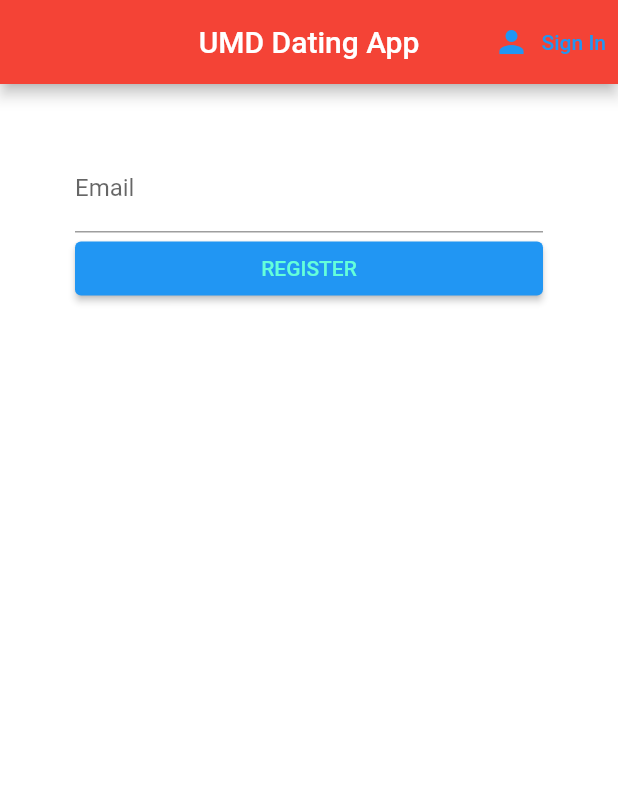
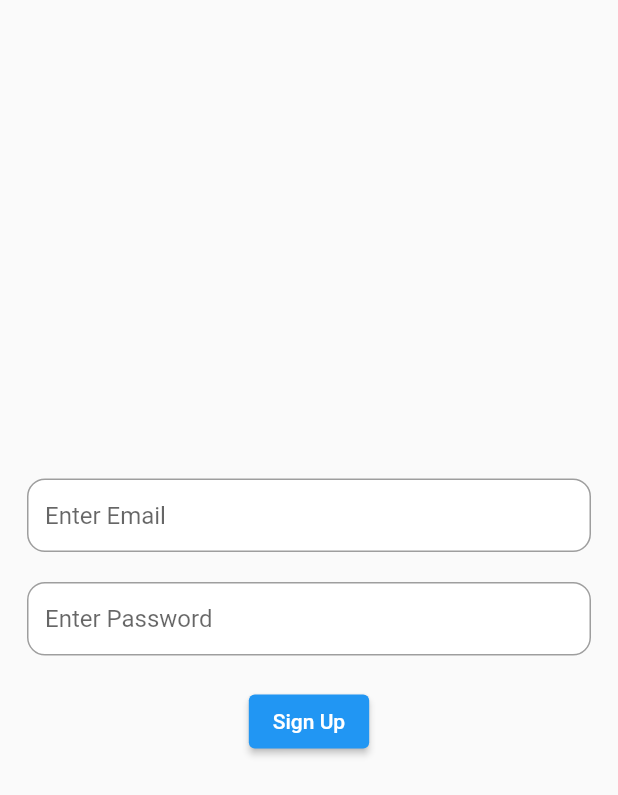
Before and after one commit to kxraan/UMDMatch, a Flutter app: the screen it shows after launch, after a tap on "Register", on a phone screen of 412 x 824 dp. Shown: the top 795 px of the screen. Run offline on Flutter 3.47's test engine with Material 2 defaults, Android fonts, the phone set to English and light mode, and no system bars; our stand-ins replace cloud_firestore, firebase_auth, firebase_core, image_picker; missing offline and left inert: email_auth; accounts and stored records are empty.

Commit message:
email verification

```diff
--- a/lib/Home/home.dart
+++ b/lib/Home/home.dart
@@ -2,7 +2,7 @@ import 'package:flutter/material.dart';
 
 
 import '../screens/swipe.dart';
-import '../services/auth.dart';
+import '../screens/authentication/auth.dart';
 
 class Home extends StatelessWidget {
  // const Home({Key? key}) : super(key: key);
--- a/lib/main.dart
+++ b/lib/main.dart
@@ -7,7 +7,7 @@ import 'package:provider/provider.dart';
 
 import 'Models/user.dart';
 import 'screens/wrapper.dart';
-import 'services/auth.dart';
+import 'screens/authentication/auth.dart';
 //void main() => runApp(const MyApp());
 void main() async{
 
--- /dev/null
+++ b/lib/screens/authentication/auth.dart
@@ -0,0 +1,82 @@
+import 'package:firebase_auth/firebase_auth.dart';
+import 'package:flutter/material.dart';
+
+import '../../Models/user.dart';
+
+
+class AuthService {
+  final FirebaseAuth _authen = FirebaseAuth.instance;
+  FbUser?  _userFromFirebaseUser(User? user) {
+    return user != null ? FbUser(name: user.uid) : null;
+  }
+  //auth change user stream
+  Stream<FbUser?> get user {
+    return _authen.authStateChanges().map(_userFromFirebaseUser!);//(User? customer) => _userFromFirebaseUser(user!)
+  }
+
+  //signing in with email and password
+  Future signIn(String email, String password) async {
+    try{
+      UserCredential result = await _authen.signInWithEmailAndPassword(email: email, password: password);
+      User? user = result.user;
+      return _userFromFirebaseUser(user);
+
+    }catch(e) {
+      print(e.toString());
+      return null;
+    }
+  }
+  //register with email and password
+  Future signUp(String email, String password, BuildContext context) async {
+    try{
+      UserCredential result = await _authen.createUserWithEmailAndPassword(email: email, password: password);
+      User? user = result.user;
+    //  DatabaseService({uid: user!.uid}).updateUserData("v", "4", "m", "f");
+      return _userFromFirebaseUser(user);
+
+    }on FirebaseAuthException catch (e) {
+      if (e.code == 'weak-password') {
+        ScaffoldMessenger.of(context).showSnackBar(const SnackBar(content: Text('The password provided is too weak.')));
+      } else if (e.code == 'email-already-in-use') {
+        ScaffoldMessenger.of(context).showSnackBar(const SnackBar(content: Text('The account already exists for that email.')));
+      }
+      return null;
+    }
+    catch(e) {
+      debugPrint(e.toString());
+      return null;
+    }
+  }
+/*  static Future<User?> sign_up(
+      {required String userEmail,
+        required String password,
+        required BuildContext context}) async {
+    try {
+      UserCredential userCredential = await FirebaseAuth.instance
+          .createUserWithEmailAndPassword(email: userEmail, password: password);
+      return userCredential.user;
+    } on FirebaseAuthException catch (e) {
+      if (e.code == 'weak-password') {
+        ScaffoldMessenger.of(context).showSnackBar(const SnackBar(content: Text('The password provided is too weak.')));
+      } else if (e.code == 'email-already-in-use') {
+        ScaffoldMessenger.of(context).showSnackBar(const SnackBar(content: Text('The account already exists for that email.')));
+      }
+      return null;
+    } catch (e) {
+      debugPrint(e.toString());
+      return null;
+    }
+  }*/
+
+  //sign out
+  Future signout() async {
+    try{
+      return await _authen.signOut();
+    }catch(e){
+      print(e.toString());
+      return null;
+    }
+  }
+
+
+}
--- a/lib/screens/authentication/register.dart
+++ b/lib/screens/authentication/register.dart
@@ -1,7 +1,8 @@
+import 'package:firebase_auth/firebase_auth.dart';
 import 'package:flutter/material.dart';
 import 'package:image_picker/image_picker.dart';
 
-import '../../services/auth.dart';
+import 'auth.dart';
 
 class Register extends StatefulWidget {
 
@@ -15,6 +16,7 @@ class Register extends StatefulWidget {
 }
 
 class _RegisterState extends State<Register> {
+  bool _isLoading = false;
   final picker = ImagePicker();
   PickedFile image = PickedFile("");
   Future getimage() async {
@@ -36,7 +38,7 @@ class _RegisterState extends State<Register> {
   String genderpref = '';
   String hobbies = '';
   String location = '';
-  @override
+ /* @override
   Widget build(BuildContext context) {
     return Scaffold(
         backgroundColor: Colors.white,
@@ -79,7 +81,7 @@ class _RegisterState extends State<Register> {
                     setState(() => email = val);
                   },
                 ),
-               /* SizedBox(height: 20),
+               *//* SizedBox(height: 20),
                 TextFormField(
                   decoration: InputDecoration(
                     labelText: "Password",
@@ -89,8 +91,8 @@ class _RegisterState extends State<Register> {
                   onChanged: (val) {
                     setState(() => password = val);
                   },
-                ),*/
-              /*  SizedBox(height: 20),
+                ),*//*
+              *//*  SizedBox(height: 20),
                 TextFormField(
                   decoration: InputDecoration(
                     labelText: "Name",
@@ -104,8 +106,8 @@ class _RegisterState extends State<Register> {
                   onChanged: (value) {
                     setState(() => name = value);
                   },
-                ),*/
-               /* SizedBox(height: 20),
+                ),*//*
+               *//* SizedBox(height: 20),
                 TextFormField(
                   decoration: InputDecoration(
                     labelText: "Age",
@@ -119,8 +121,8 @@ class _RegisterState extends State<Register> {
                   onChanged: (value) {
                     setState(() => age = value);
                   },
-                ),*/
-               /* SizedBox(height: 20),
+                ),*//*
+               *//* SizedBox(height: 20),
                 TextFormField(
                   decoration: InputDecoration(
                     labelText: "Sex",
@@ -135,8 +137,8 @@ class _RegisterState extends State<Register> {
                   onChanged: (value) {
                     setState(() => sex = value);
                   },
-                ),*/
-                /*TextFormField(
+                ),*//*
+                *//*TextFormField(
                   decoration: InputDecoration(
                     labelText: "Gender Preferences",
                   ),
@@ -150,8 +152,8 @@ class _RegisterState extends State<Register> {
                   onChanged: (value) {
                     setState(() => genderpref = value);
                   },
-                ),*/
-               /* TextFormField(
+                ),*//*
+               *//* TextFormField(
                   decoration: InputDecoration(
                     labelText: "Major",
                   ),
@@ -165,8 +167,8 @@ class _RegisterState extends State<Register> {
                   onChanged: (value) {
                     setState(() => major = value);
                   },
-                ),*/
-               /* SizedBox(height: 20),
+                ),*//*
+               *//* SizedBox(height: 20),
                 TextFormField(
                   decoration: InputDecoration(
                     labelText: "Hobbies and Interests",
@@ -181,8 +183,8 @@ class _RegisterState extends State<Register> {
                   onChanged: (value) {
                     setState(() => hobbies = value);
                   },
-                ),*/
-               /* TextFormField(
+                ),*//*
+               *//* TextFormField(
                   decoration: InputDecoration(
                     labelText: " Apartment/Residence Hall ",
                   ),
@@ -196,12 +198,12 @@ class _RegisterState extends State<Register> {
                   onChanged: (value) {
                     setState(() => location = value);
                   },
-                )*/
-             /*   SizedBox(height: 20),*/
+                )*//*
+             *//*   SizedBox(height: 20),*//*
                 ElevatedButton(
                     onPressed: () async {
                       if(formKey.currentState!.validate()) {
-                        dynamic result = await _auth.register(email, password);
+                        dynamic result = await _auth.sign_up(email, password);
                         if(result == null) {
                           setState(() => error = 'Please supply a valid email');
                         }
@@ -213,16 +215,16 @@ class _RegisterState extends State<Register> {
                     )
 
                 ),
-               /* SizedBox(height: 20),*/
-                /*Text(
+               *//* SizedBox(height: 20),*//*
+                *//*Text(
                   error,
                   style: TextStyle(color: Colors.red, fontSize: 14.0),
-                )*/
+                )*//*
 
               ],
             ),
           ),
-          /*ElevatedButton(
+          *//*ElevatedButton(
               onPressed: () {
               },
               child:ElevatedButton.icon(
@@ -236,21 +238,126 @@ class _RegisterState extends State<Register> {
                 // style: ElevatedButton.styleFrom(backgroundColor: Colors.teal),
               )
 
-          ),*/
+          ),*//*
 
-          /*ElevatedButton(
+          *//*ElevatedButton(
             onPressed: () {  },
             icon: Icon(
               Icons.
             )
 
-          )*/
+          )*//*
 
 
         )
     );
 
+  }*/
+
+  @override
+  Widget build(BuildContext context) {
+    return Scaffold(
+      body: Center(
+        child: Padding(
+          padding: const EdgeInsets.symmetric(horizontal: 18),
+          child: Column(
+            mainAxisSize: MainAxisSize.max,
+            mainAxisAlignment: MainAxisAlignment.center,
+            children: [
+              TextFormField(
+                //controller: _emailController,
+                validator: (val) {
+                  if(val!.isEmpty) {
+                    return "Enter an email address";
+                  }
+                  if(!val.endsWith("terpmail.umd.edu")) {
+                    return "Email address must be a terpmail email address.";
+                  }
+                  return null;
+
+                },
+                decoration: InputDecoration(
+                  border: OutlineInputBorder(
+                    borderRadius: BorderRadius.circular(12),
+                    borderSide:
+                    const BorderSide(color: Colors.grey, width: 1),
+                  ),
+                  enabledBorder: OutlineInputBorder(
+                    borderRadius: BorderRadius.circular(12),
+                    borderSide:
+                    const BorderSide(color: Colors.grey, width: 1),
+                  ),
+                  focusedBorder: OutlineInputBorder(
+                    borderRadius: BorderRadius.circular(12),
+                    borderSide:
+                    const BorderSide(color: Colors.grey, width: 1),
+                  ),
+                  filled: true,
+                  fillColor: Colors.white,
+                  hintText: 'Enter Email',
+                  // hintStyle: AppTextStyle.lightGreyText,
+                  isDense: true,
+                  contentPadding:
+                  const EdgeInsets.symmetric(horizontal: 12, vertical: 15),
+                ),
+                onChanged: (val) {
+                  setState(() => email = val);
+                },
+              ),
+              const SizedBox(height: 20,),
+              TextFormField(
+                //controller: _passwordController,
+                decoration: InputDecoration(
+                  border: OutlineInputBorder(
+                    borderRadius: BorderRadius.circular(12),
+                    borderSide:
+                    const BorderSide(color: Colors.grey, width: 1),
+                  ),
+                  enabledBorder: OutlineInputBorder(
+                    borderRadius: BorderRadius.circular(12),
+                    borderSide:
+                    const BorderSide(color: Colors.grey, width: 1),
+                  ),
+                  focusedBorder: OutlineInputBorder(
+                    borderRadius: BorderRadius.circular(12),
+                    borderSide:
+                    const BorderSide(color: Colors.grey, width: 1),
+                  ),
+                  filled: true,
+                  fillColor: Colors.white,
+                  hintText: 'Enter Password',
+                  // hintStyle: AppTextStyle.lightGreyText,
+                  isDense: true,
+                  contentPadding:
+                  const EdgeInsets.symmetric(horizontal: 12, vertical: 15),
+                ),
+                obscureText: true,
+                validator: (val) => val!.length < 6 ? 'Enter a password with more than 6 characters' : null,
+                onChanged: (val) {
+                  setState(() => password = val);
+                },
+              ),
+              const SizedBox(height: 20,),
+              _isLoading ? const CircularProgressIndicator() : ElevatedButton(onPressed: ()async{
+                setState(() {
+                  _isLoading = true;
+                });
+                await _auth.signUp(email, password, context);
+                if( FirebaseAuth.instance.currentUser != null){
+                  Navigator.push(context, MaterialPageRoute(builder: (ctx)=>const EmailVerificationScreen()));
+                }
+                setState(() {
+                  _isLoading = false;
+                });
+              }, child: const Text('Sign Up'))
+            ],
+          ),
+        ),
+      ),
+    );
   }
+
+
   Widget imageProfile() {
     return Stack(
       children: [
--- a/lib/screens/authentication/sign_in.dart
+++ b/lib/screens/authentication/sign_in.dart
@@ -2,7 +2,7 @@ import 'package:email_auth/email_auth.dart';
 import 'package:flutter/material.dart';
 
 
-import '../../services/auth.dart';
+import 'auth.dart';
 
 
 
--- a/lib/services/auth.dart
+++ /dev/null
@@ -1,53 +0,0 @@
-import 'package:firebase_auth/firebase_auth.dart';
-
-import '../Models/user.dart';
-
-
-class AuthService {
-  final FirebaseAuth _auth = FirebaseAuth.instance;
-  FbUser?  _userFromFirebaseUser(User? user) {
-    return user != null ? FbUser(name: user.uid) : null;
-  }
-  //auth change user stream
-  Stream<FbUser?> get user {
-    return _auth.authStateChanges().map(_userFromFirebaseUser!);//(User? customer) => _userFromFirebaseUser(user!)
-  }
-
-  //signing in with email and password
-  Future signIn(String email, String password) async {
-    try{
-      UserCredential result = await _auth.signInWithEmailAndPassword(email: email, password: password);
-      User? user = result.user;
-      return _userFromFirebaseUser(user);
-
-    }catch(e) {
-      print(e.toString());
-      return null;
-    }
-  }
-  //register with email and password
-  Future register(String email, String password) async {
-    try{
-      UserCredential result = await _auth.createUserWithEmailAndPassword(email: email, password: password);
-      User? user = result.user;
-    //  DatabaseService({uid: user!.uid}).updateUserData("v", "4", "m", "f");
-      return _userFromFirebaseUser(user);
-
-    }catch(e) {
-      print(e.toString());
-      return null;
-    }
-  }
-
-  //sign out
-  Future signout() async {
-    try{
-      return await _auth.signOut();
-    }catch(e){
-      print(e.toString());
-      return null;
-    }
-  }
-
-
-}
```
Also changed, not shown: lib/screens/authentication/email_verification_page.dart (added, +109 -0 lines).
